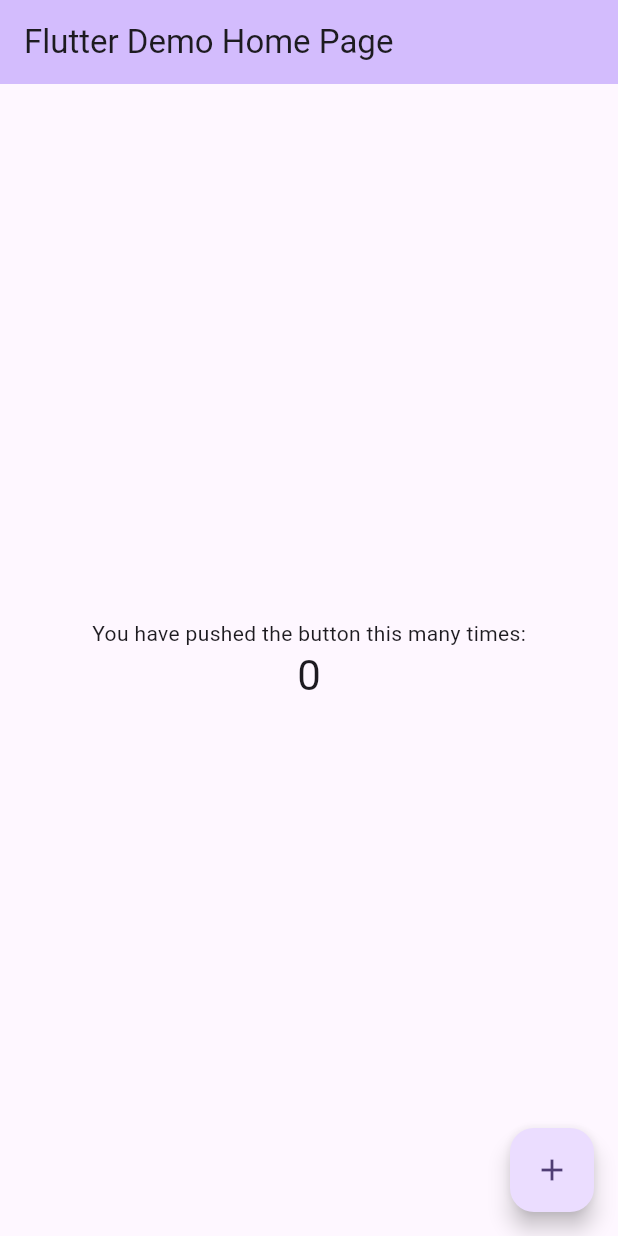
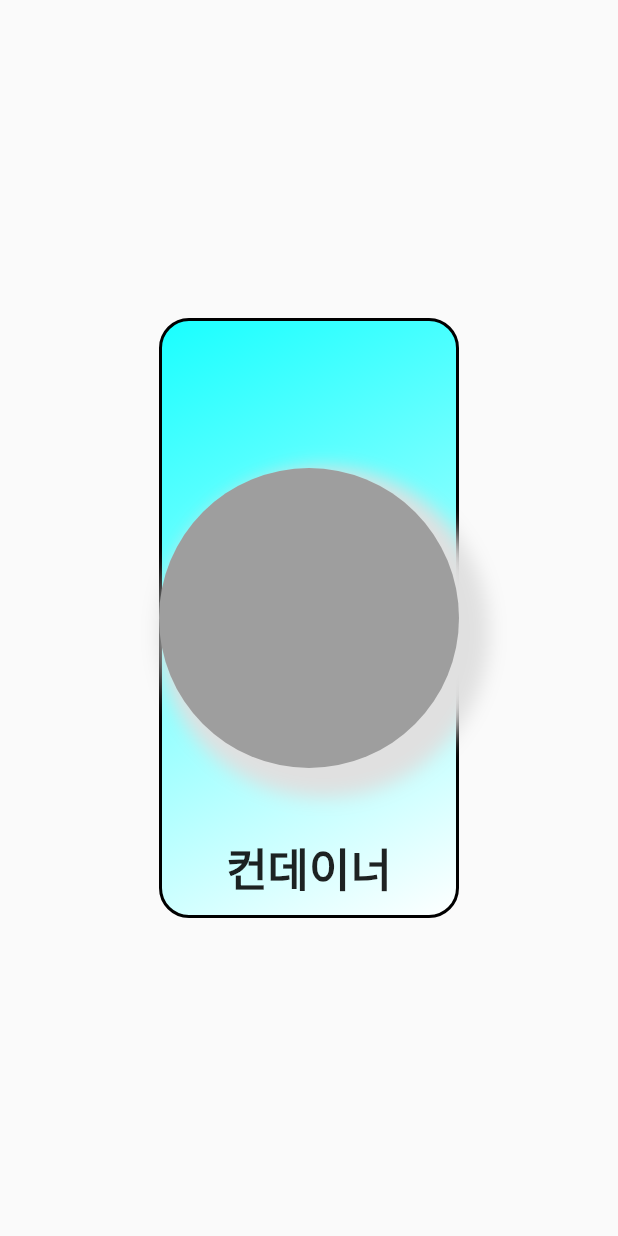
Before and after one commit to ssoymilk/flutter_no1, a Flutter app: the screen it shows after launch, on a phone screen of 412 x 824 dp. Run offline on Flutter 3.47's test engine with Material 2 defaults, Android fonts, the phone set to English and light mode, and no system bars; missing offline and left inert: dart:ffi.

Commit message:
화면만들기 (container 위젯 추가)

```diff
--- /dev/null
+++ b/lib/ch3/container_screen.dart
@@ -0,0 +1,62 @@
+import 'dart:math';
+
+import 'package:flutter/material.dart';
+
+class ContainerScreen extends StatelessWidget {
+  const ContainerScreen({super.key});
+
+  @override
+  Widget build(BuildContext context) {
+    return Scaffold(
+      body: Center(
+        child: Container(
+          //color: Colors.cyanAccent, // ctrl + s 하면 에뮬레이터에서 새로고침 됨
+          width: 200,
+          height: 400,
+          child: const Text(
+            "컨데이너",
+            style: TextStyle(
+                fontSize: 30,
+                fontWeight: FontWeight.bold,
+            ),
+          ),
+          alignment: Alignment.bottomCenter,
+          padding: const EdgeInsets.all(10),
+          //margin: EdgeInsets.all(30),
+
+          /// decoration 사용시 밖에서 color 사용 불가, 안으로 넣어야 됨
+          decoration: BoxDecoration(
+            color: Colors.cyanAccent,
+            borderRadius: BorderRadius.circular(20),
+            border: Border.all(
+              color : Colors.black,
+              width : 2,
+            ),
+            gradient: const LinearGradient(
+                begin: Alignment.topLeft,
+                end: Alignment.bottomRight,
+                transform: GradientRotation(pi), // 숫자, pi 입력 가능
+                colors: [
+                  Colors.white,
+                  Colors.cyanAccent,
+                ]),
+          ),
+          foregroundDecoration: BoxDecoration(
+            color: Colors.grey, // color: Colors.gray.shade300,
+            shape: BoxShape.circle,
+            boxShadow: [
+              BoxShadow(
+                color: Colors.grey.shade300,
+               // color: Colors.grey.withOpacity(0.4),  // 투명도 주기, withAlpha 도 가능.
+                blurRadius: 10,
+                spreadRadius: 10,
+                offset: Offset(10,10),
+                blurStyle: BlurStyle.normal, // inner, outer, normal, solid,
+              ),
+            ],
+          ),
+        ),
+      ),
+    );
+  }
+}
--- a/lib/main.dart
+++ b/lib/main.dart
@@ -1,127 +1,24 @@
+
 import 'package:flutter/material.dart';
 
+import 'ch3/container_screen.dart';
 
-// 주석
-void main() {
-  runApp(const MyApp());
+/// main 함수
+/// 어플리케이션이 시작하는 위치
+void main(){
+  runApp(MyApp());
 }
 
+// 클래스 만들기 단축키 : stl + 엔터
+// 오류나면  alt + 엔터
 class MyApp extends StatelessWidget {
   const MyApp({super.key});
 
-  // This widget is the root of your application.
   @override
   Widget build(BuildContext context) {
     return MaterialApp(
-      title: 'Flutter Demo',
-      theme: ThemeData(
-        // This is the theme of your application.
-        //
-        // TRY THIS: Try running your application with "flutter run". You'll see
-        // the application has a blue toolbar. Then, without quitting the app,
-        // try changing the seedColor in the colorScheme below to Colors.green
-        // and then invoke "hot reload" (save your changes or press the "hot
-        // reload" button in a Flutter-supported IDE, or press "r" if you used
-        // the command line to start the app).
-        //
-        // Notice that the counter didn't reset back to zero; the application
-        // state is not lost during the reload. To reset the state, use hot
-        // restart instead.
-        //
-        // This works for code too, not just values: Most code changes can be
-        // tested with just a hot reload.
-        colorScheme: ColorScheme.fromSeed(seedColor: Colors.deepPurple),
-        useMaterial3: true,
-      ),
-      home: const MyHomePage(title: 'Flutter Demo Home Page'),
+      home: ContainerScreen(),
+
     );
   }
 }
-
-class MyHomePage extends StatefulWidget {
-  const MyHomePage({super.key, required this.title});
-
-  // This widget is the home page of your application. It is stateful, meaning
-  // that it has a State object (defined below) that contains fields that affect
-  // how it looks.
-
-  // This class is the configuration for the state. It holds the values (in this
-  // case the title) provided by the parent (in this case the App widget) and
-  // used by the build method of the State. Fields in a Widget subclass are
-  // always marked "final".
-
-  final String title;
-
-  @override
-  State<MyHomePage> createState() => _MyHomePageState();
-}
-
-class _MyHomePageState extends State<MyHomePage> {
-  int _counter = 0;
-
-  void _incrementCounter() {
-    setState(() {
-      // This call to setState tells the Flutter framework that something has
-      // changed in this State, which causes it to rerun the build method below
-      // so that the display can reflect the updated values. If we changed
-      // _counter without calling setState(), then the build method would not be
-      // called again, and so nothing would appear to happen.
-      _counter++;
-    });
-  }
-
-  @override
-  Widget build(BuildContext context) {
-    // This method is rerun every time setState is called, for instance as done
-    // by the _incrementCounter method above.
-    //
-    // The Flutter framework has been optimized to make rerunning build methods
-    // fast, so that you can just rebuild anything that needs updating rather
-    // than having to individually change instances of widgets.
-    return Scaffold(
-      appBar: AppBar(
-        // TRY THIS: Try changing the color here to a specific color (to
-        // Colors.amber, perhaps?) and trigger a hot reload to see the AppBar
-        // change color while the other colors stay the same.
-        backgroundColor: Theme.of(context).colorScheme.inversePrimary,
-        // Here we take the value from the MyHomePage object that was created by
-        // the App.build method, and use it to set our appbar title.
-        title: Text(widget.title),
-      ),
-      body: Center(
-        // Center is a layout widget. It takes a single child and positions it
-        // in the middle of the parent.
-        child: Column(
-          // Column is also a layout widget. It takes a list of children and
-          // arranges them vertically. By default, it sizes itself to fit its
-          // children horizontally, and tries to be as tall as its parent.
-          //
-          // Column has various properties to control how it sizes itself and
-          // how it positions its children. Here we use mainAxisAlignment to
-          // center the children vertically; the main axis here is the vertical
-          // axis because Columns are vertical (the cross axis would be
-          // horizontal).
-          //
-          // TRY THIS: Invoke "debug painting" (choose the "Toggle Debug Paint"
-          // action in the IDE, or press "p" in the console), to see the
-          // wireframe for each widget.
-          mainAxisAlignment: MainAxisAlignment.center,
-          children: <Widget>[
-            const Text(
-              'You have pushed the button this many times:',
-            ),
-            Text(
-              '$_counter',
-              style: Theme.of(context).textTheme.headlineMedium,
-            ),
-          ],
-        ),
-      ),
-      floatingActionButton: FloatingActionButton(
-        onPressed: _incrementCounter,
-        tooltip: 'Increment',
-        child: const Icon(Icons.add),
-      ), // This trailing comma makes auto-formatting nicer for build methods.
-    );
-  }
-}
```
Also changed, not shown: 1 other file.
